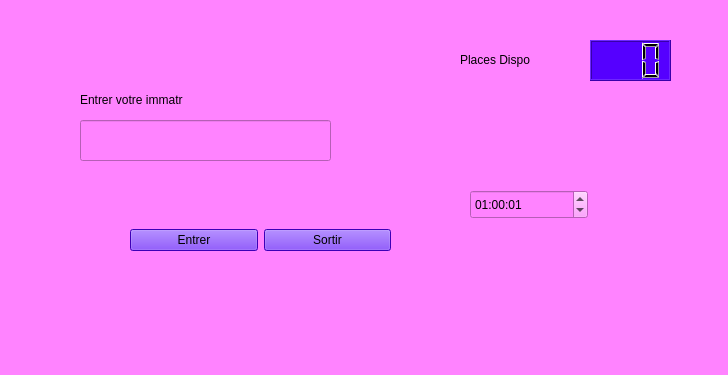
First picture: the form in mainwindow.ui, repository ayoubtrabelsitr/parking, before the edit.
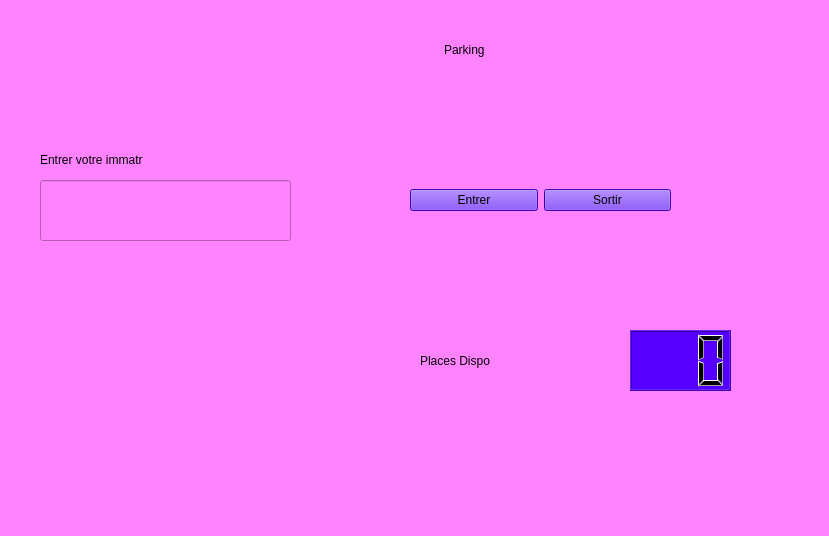
Second picture: the form after the edit. Icons and pictures are not drawn.

The edit to the form file:
```diff
--- a/mainwindow.ui
+++ b/mainwindow.ui
@@ -6,10 +6,16 @@
    <rect>
     <x>0</x>
     <y>0</y>
-    <width>728</width>
-    <height>375</height>
+    <width>829</width>
+    <height>536</height>
    </rect>
   </property>
+  <property name="maximumSize">
+   <size>
+    <width>829</width>
+    <height>536</height>
+   </size>
+  </property>
   <property name="windowTitle">
    <string>MainWindow</string>
   </property>
@@ -20,8 +26,8 @@
    <widget class="QWidget" name="gridLayoutWidget">
     <property name="geometry">
      <rect>
-      <x>130</x>
-      <y>180</y>
+      <x>410</x>
+      <y>140</y>
       <width>261</width>
       <height>121</height>
      </rect>
@@ -56,10 +62,10 @@
    <widget class="QLCDNumber" name="lcdNumber">
     <property name="geometry">
      <rect>
-      <x>590</x>
-      <y>40</y>
-      <width>81</width>
-      <height>41</height>
+      <x>630</x>
+      <y>330</y>
+      <width>101</width>
+      <height>61</height>
      </rect>
     </property>
     <property name="styleSheet">
@@ -80,8 +86,8 @@
    <widget class="QLabel" name="label">
     <property name="geometry">
      <rect>
-      <x>80</x>
-      <y>90</y>
+      <x>40</x>
+      <y>150</y>
       <width>221</width>
       <height>20</height>
      </rect>
@@ -97,10 +103,10 @@
    <widget class="QLabel" name="label_2">
     <property name="geometry">
      <rect>
-      <x>460</x>
-      <y>50</y>
-      <width>121</width>
-      <height>20</height>
+      <x>420</x>
+      <y>340</y>
+      <width>201</width>
+      <height>41</height>
      </rect>
     </property>
     <property name="styleSheet">
@@ -114,38 +120,157 @@
    <widget class="QLineEdit" name="lineEdit">
     <property name="geometry">
      <rect>
-      <x>80</x>
-      <y>120</y>
+      <x>40</x>
+      <y>180</y>
       <width>251</width>
-      <height>41</height>
+      <height>61</height>
      </rect>
     </property>
+    <property name="font">
+     <font>
+      <family>Microsoft JhengHei UI</family>
+      <pointsize>18</pointsize>
+      <bold>true</bold>
+     </font>
+    </property>
+    <property name="cursor">
+     <cursorShape>IBeamCursor</cursorShape>
+    </property>
+    <property name="styleSheet">
+     <string notr="true">color:rgb(0, 0, 0);</string>
+    </property>
+    <property name="maxLength">
+     <number>15</number>
+    </property>
     <property name="alignment">
      <set>Qt::AlignmentFlag::AlignCenter</set>
     </property>
    </widget>
-   <widget class="QTimeEdit" name="timeEdit">
+   <widget class="QWidget" name="horizontalLayoutWidget">
     <property name="geometry">
      <rect>
-      <x>470</x>
-      <y>190</y>
-      <width>118</width>
-      <height>29</height>
+      <x>30</x>
+      <y>300</y>
+      <width>291</width>
+      <height>80</height>
      </rect>
     </property>
-    <property name="wrapping">
-     <bool>false</bool>
+    <layout class="QHBoxLayout" name="horizontalLayout">
+     <property name="leftMargin">
+      <number>0</number>
+     </property>
+     <property name="rightMargin">
+      <number>0</number>
+     </property>
+     <item>
+      <widget class="QWidget" name="widget" native="true">
+       <property name="enabled">
+        <bool>true</bool>
+       </property>
+       <property name="maximumSize">
+        <size>
+         <width>80</width>
+         <height>50</height>
+        </size>
+       </property>
+       <property name="styleSheet">
+        <string notr="true">image: url(:/res/calendrier.png);</string>
+       </property>
+      </widget>
+     </item>
+     <item>
+      <widget class="QLabel" name="label_4">
+       <property name="enabled">
+        <bool>false</bool>
+       </property>
+       <property name="styleSheet">
+        <string notr="true">color:rgb(0, 0, 0);
+font: 700 13pt &quot;Segoe UI&quot;;</string>
+       </property>
+       <property name="text">
+        <string/>
+       </property>
+       <property name="alignment">
+        <set>Qt::AlignmentFlag::AlignLeading|Qt::AlignmentFlag::AlignLeft|Qt::AlignmentFlag::AlignVCenter</set>
+       </property>
+      </widget>
+     </item>
+    </layout>
+   </widget>
+   <widget class="QWidget" name="horizontalLayoutWidget_2">
+    <property name="geometry">
+     <rect>
+      <x>30</x>
+      <y>400</y>
+      <width>291</width>
+      <height>80</height>
+     </rect>
     </property>
-    <property name="timeSpec">
-     <enum>Qt::TimeSpec::LocalTime</enum>
+    <layout class="QHBoxLayout" name="horizontalLayout_2">
+     <item>
+      <widget class="QWidget" name="widget_2" native="true">
+       <property name="maximumSize">
+        <size>
+         <width>80</width>
+         <height>50</height>
+        </size>
+       </property>
+       <property name="styleSheet">
+        <string notr="true">image: url(:/res/heures.png);</string>
+       </property>
+      </widget>
+     </item>
+     <item>
+      <widget class="QLabel" name="label_3">
+       <property name="styleSheet">
+        <string notr="true">color:rgb(0, 0, 0);
+font: 700 13pt &quot;Segoe UI&quot;;</string>
+       </property>
+       <property name="lineWidth">
+        <number>2</number>
+       </property>
+       <property name="text">
+        <string/>
+       </property>
+       <property name="alignment">
+        <set>Qt::AlignmentFlag::AlignLeading|Qt::AlignmentFlag::AlignLeft|Qt::AlignmentFlag::AlignVCenter</set>
+       </property>
+       <property name="wordWrap">
+        <bool>true</bool>
+       </property>
+      </widget>
+     </item>
+    </layout>
+   </widget>
+   <widget class="QWidget" name="horizontalLayoutWidget_3">
+    <property name="geometry">
+     <rect>
+      <x>290</x>
+      <y>10</y>
+      <width>301</width>
+      <height>80</height>
+     </rect>
     </property>
-    <property name="time">
-     <time>
-      <hour>1</hour>
-      <minute>0</minute>
-      <second>1</second>
-     </time>
-    </property>
+    <layout class="QHBoxLayout" name="horizontalLayout_3">
+     <item>
+      <widget class="QWidget" name="widget_3" native="true">
+       <property name="styleSheet">
+        <string notr="true">image: url(:/res/car.png);</string>
+       </property>
+      </widget>
+     </item>
+     <item>
+      <widget class="QLabel" name="label_5">
+       <property name="styleSheet">
+        <string notr="true">color:rgb(0, 0, 0);
+font: 700 26pt &quot;Segoe UI&quot;;</string>
+       </property>
+       <property name="text">
+        <string>Parking </string>
+       </property>
+      </widget>
+     </item>
+    </layout>
    </widget>
   </widget>
   <widget class="QMenuBar" name="menubar">
```
Left out of the diff: 9 changed lines with no effect on the pictures.
